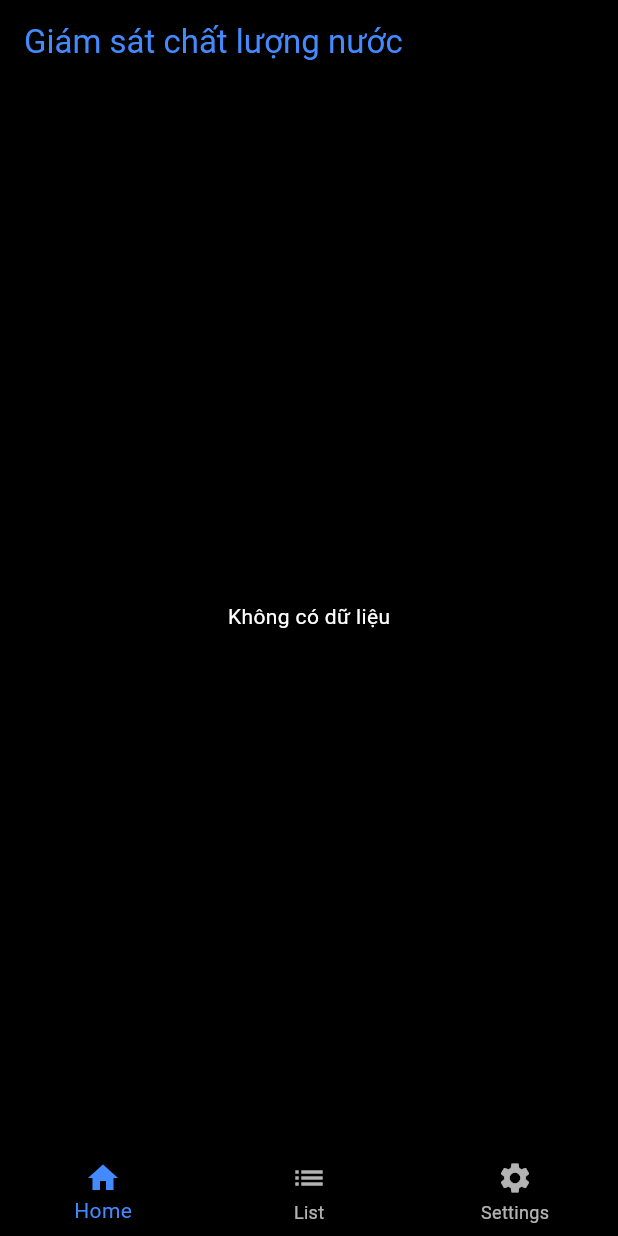
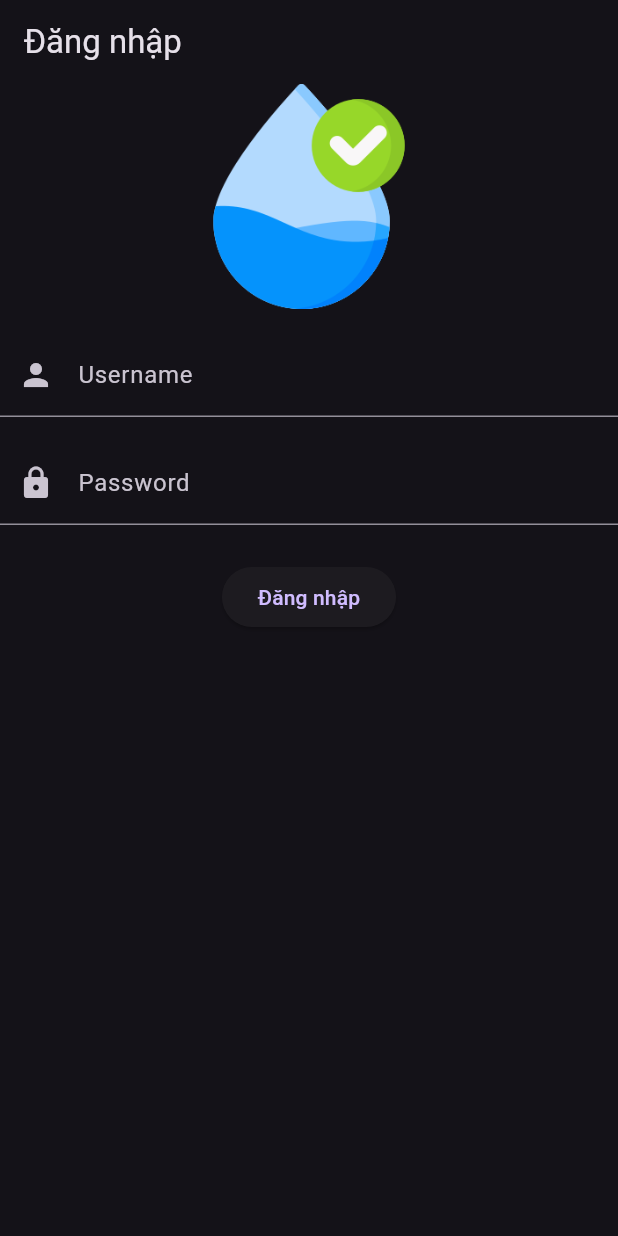
Before and after one commit to Blackan06/WQI_Mobile, a Flutter app: the screen it shows after launch, on a phone screen of 412 x 824 dp. Run offline on Flutter 3.47's test engine with Material 3 defaults, Android fonts, the phone set to English and light mode, and no system bars; our stand-ins replace equatable, firebase_core, firebase_messaging, flutter_bloc, flutter_local_notifications, go_router; accounts and stored records are empty.

Commit message:
Update Pusnotification

```diff
--- /dev/null
+++ b/lib/blocs/authentication/authentication_bloc.dart
@@ -0,0 +1,28 @@
+// lib/bloc/authentication_bloc.dart
+import 'package:flutter_bloc/flutter_bloc.dart';
+import 'authentication_event.dart';
+import 'authentication_state.dart';
+import 'package:wqi_mobile/repositories/authentication_repository.dart';
+
+class AuthenticationBloc
+    extends Bloc<AuthenticationEvent, AuthenticationState> {
+  final AuthenticationRepository authRepository;
+
+  AuthenticationBloc({required this.authRepository})
+      : super(AuthenticationInitial()) {
+    on<LoginRequested>(_onLoginRequested);
+  }
+
+  Future<void> _onLoginRequested(
+    LoginRequested event,
+    Emitter<AuthenticationState> emit,
+  ) async {
+    emit(AuthenticationLoading());
+    final userId = await authRepository.login(event.username, event.password);
+    if (userId != null) {
+      emit(AuthenticationSuccess(userId));
+    } else {
+      emit(AuthenticationFailure("Tên đăng nhập hoặc mật khẩu không đúng"));
+    }
+  }
+}
--- /dev/null
+++ b/lib/blocs/authentication/authentication_event.dart
@@ -0,0 +1,20 @@
+// lib/bloc/authentication_event.dart
+import 'package:equatable/equatable.dart';
+
+abstract class AuthenticationEvent extends Equatable {
+  const AuthenticationEvent();
+
+  @override
+  List<Object?> get props => [];
+}
+
+// Sự kiện khi người dùng ấn nút login
+class LoginRequested extends AuthenticationEvent {
+  final String username;
+  final String password;
+
+  const LoginRequested(this.username, this.password);
+
+  @override
+  List<Object?> get props => [username, password];
+}
--- /dev/null
+++ b/lib/blocs/authentication/authentication_state.dart
@@ -0,0 +1,31 @@
+// lib/bloc/authentication_state.dart
+import 'package:equatable/equatable.dart';
+
+abstract class AuthenticationState extends Equatable {
+  const AuthenticationState();
+
+  @override
+  List<Object?> get props => [];
+}
+
+// Trạng thái ban đầu
+class AuthenticationInitial extends AuthenticationState {}
+
+// Đang gọi API / đang load
+class AuthenticationLoading extends AuthenticationState {}
+
+// Đăng nhập thành công
+class AuthenticationSuccess extends AuthenticationState {
+  final int userId;
+
+  AuthenticationSuccess(this.userId);
+}
+
+// Đăng nhập thất bại
+class AuthenticationFailure extends AuthenticationState {
+  final String error;
+  const AuthenticationFailure(this.error);
+
+  @override
+  List<Object?> get props => [error];
+}
--- a/lib/navigation/app_router.dart
+++ /dev/null
@@ -1,69 +0,0 @@
-import 'package:flutter/material.dart';
-import 'package:go_router/go_router.dart';
-import '../screens/home_screen.dart';
-import '../screens/list_screen.dart';
-import '../screens/settings_screen.dart';
-
-class AppRouter {
-  static final GoRouter router = GoRouter(
-    initialLocation: '/',
-    routes: [
-      ShellRoute(
-        builder: (context, state, child) {
-          return Scaffold(
-            bottomNavigationBar: BottomNavigationBar(
-              currentIndex: _calculateSelectedIndex(state.fullPath.toString()),
-              onTap: (index) {
-                switch (index) {
-                  case 0:
-                    context.go('/');
-                    break;
-                  case 1:
-                    context.go('/list');
-                    break;
-                  case 2:
-                    context.go('/settings');
-                    break;
-                }
-              },
-              items: const [
-                BottomNavigationBarItem(icon: Icon(Icons.home), label: 'Home'),
-                BottomNavigationBarItem(icon: Icon(Icons.list), label: 'List'),
-                BottomNavigationBarItem(
-                  icon: Icon(Icons.settings),
-                  label: 'Settings',
-                ),
-              ],
-              selectedItemColor: Colors.blueAccent,
-              unselectedItemColor: Colors.white70,
-              backgroundColor: Colors.black,
-            ),
-            body: child, // Nội dung trang con
-          );
-        },
-        routes: [
-          GoRoute(path: '/', builder: (context, state) => WaterQualityScreen()),
-          GoRoute(
-            path: '/list',
-            builder: (context, state) => MonitoringListScreen(),
-          ),
-          GoRoute(
-            path: '/settings',
-            builder: (context, state) => SettingsScreen(),
-          ),
-        ],
-      ),
-    ],
-  );
-
-  // Hàm xác định index của bottom navigation bar dựa trên đường dẫn (URL)
-  static int _calculateSelectedIndex(String location) {
-    if (location.startsWith('/list')) {
-      return 1;
-    }
-    if (location.startsWith('/settings')) {
-      return 2;
-    }
-    return 0;
-  }
-}
--- /dev/null
+++ b/lib/screens/login_screen.dart
@@ -0,0 +1,97 @@
+import 'package:flutter/material.dart';
+import 'package:flutter_bloc/flutter_bloc.dart';
+import 'package:firebase_messaging/firebase_messaging.dart';
+import '../blocs/authentication/authentication_bloc.dart';
+import '../blocs/authentication/authentication_event.dart';
+import '../blocs/authentication/authentication_state.dart';
+import 'bottom_nav_screen.dart';
+import '../main.dart'; // Để sử dụng hàm registerDeviceToken
+
+class LoginScreen extends StatefulWidget {
+  const LoginScreen({Key? key}) : super(key: key);
+
+  @override
+  State<LoginScreen> createState() => _LoginScreenState();
+}
+
+class _LoginScreenState extends State<LoginScreen> {
+  final TextEditingController _usernameController = TextEditingController();
+  final TextEditingController _passwordController = TextEditingController();
+
+  void _onLoginPressed() {
+    // Gửi sự kiện login qua Bloc
+    context.read<AuthenticationBloc>().add(
+          LoginRequested(_usernameController.text, _passwordController.text),
+        );
+  }
+
+  @override
+  Widget build(BuildContext context) {
+    return Scaffold(
+      appBar: AppBar(
+        title: const Text('Đăng nhập'),
+      ),
+      body: BlocConsumer<AuthenticationBloc, AuthenticationState>(
+        listener: (context, state) {
+          if (state is AuthenticationSuccess) {
+            final userId = state.userId;
+            // Sau khi login thành công, lấy FCM token và đăng ký
+            FirebaseMessaging.instance.getToken().then((token) {
+              print(token);
+              if (token != null) {
+                registerDeviceToken(token, userId);
+              }
+            });
+            // Chuyển sang màn hình có Bottom Navigation
+            Navigator.pushReplacement(
+              context,
+              MaterialPageRoute(builder: (_) => const BottomNavScreen()),
+            );
+          } else if (state is AuthenticationFailure) {
+            ScaffoldMessenger.of(context).showSnackBar(
+              SnackBar(content: Text(state.error)),
+            );
+          }
+        },
+        builder: (context, state) {
+          if (state is AuthenticationLoading) {
+            return const Center(child: CircularProgressIndicator());
+          }
+          return Column(
+            mainAxisSize: MainAxisSize.min,
+            children: [
+              // Hình icon từ assets
+              Image.asset(
+                'assets/images/water.png',
+                width: 150,
+                height: 150,
+              ),
+              const SizedBox(height: 16),
+              TextField(
+                controller: _usernameController,
+                decoration: const InputDecoration(
+                  labelText: 'Username',
+                  prefixIcon: Icon(Icons.person),
+                ),
+              ),
+              const SizedBox(height: 16),
+              TextField(
+                controller: _passwordController,
+                decoration: const InputDecoration(
+                  labelText: 'Password',
+                  prefixIcon: Icon(Icons.lock),
+                ),
+                obscureText: true,
+              ),
+              const SizedBox(height: 24),
+              ElevatedButton(
+                onPressed: _onLoginPressed,
+                child: const Text('Đăng nhập'),
+              ),
+            ],
+          );
+        },
+      ),
+    );
+  }
+}
```
Also changed, not shown: lib/main.dart (+55 -30 lines), lib/models/user.dart (added, +28 -0 lines), lib/noti_service.dart (added, +40 -0 lines), lib/repositories/authentication_repository.dart (added, +33 -0 lines), lib/screens/bottom_nav_screen.dart (added, +43 -0 lines), lib/screens/home_screen.dart (+16 -2 lines), pubspec.yaml (+9 -6 lines), assets/icon/app_icon.png, assets/images/water.png (added), pubspec.lock, 33 other files.
